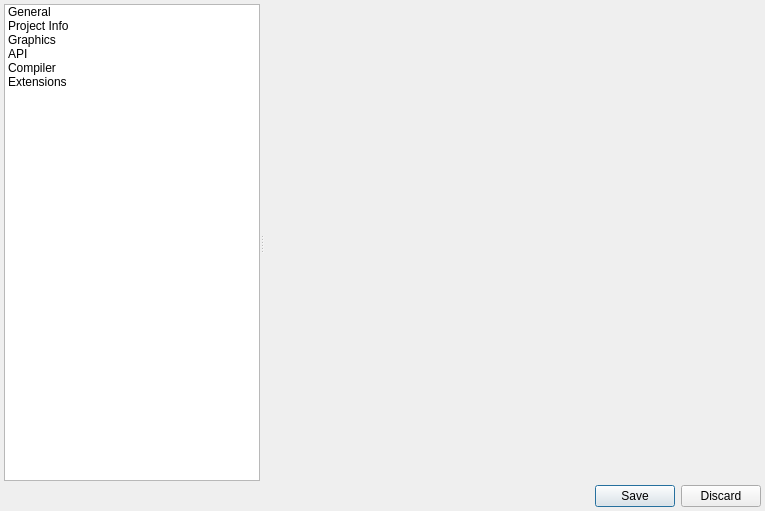
Old version of the form Editors/SettingsEditor.ui in the repository enigma-dev/RadialGM.
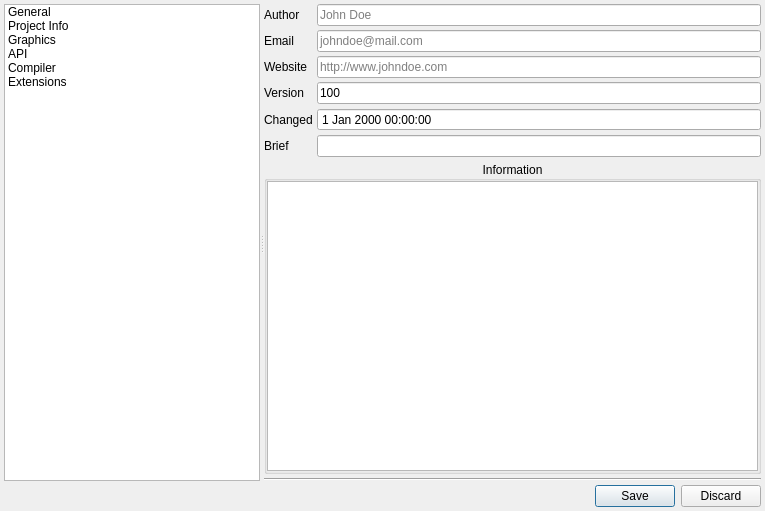
New version of the form. The open tabs and pages were chosen to show the change. Icons and pictures are not drawn.

Commit message: mockup the project info settings page

```diff
--- a/Editors/SettingsEditor.ui
+++ b/Editors/SettingsEditor.ui
@@ -93,6 +93,169 @@
        </sizepolicy>
       </property>
       <widget class="QWidget" name="emptyPage"/>
+      <widget class="QWidget" name="projectInfoPage">
+       <layout class="QFormLayout" name="formLayout_2">
+        <property name="horizontalSpacing">
+         <number>4</number>
+        </property>
+        <property name="verticalSpacing">
+         <number>4</number>
+        </property>
+        <property name="leftMargin">
+         <number>0</number>
+        </property>
+        <property name="topMargin">
+         <number>0</number>
+        </property>
+        <property name="rightMargin">
+         <number>0</number>
+        </property>
+        <property name="bottomMargin">
+         <number>0</number>
+        </property>
+        <item row="0" column="0">
+         <widget class="QLabel" name="label">
+          <property name="text">
+           <string>Author</string>
+          </property>
+         </widget>
+        </item>
+        <item row="1" column="0">
+         <widget class="QLabel" name="label_2">
+          <property name="text">
+           <string>Email</string>
+          </property>
+         </widget>
+        </item>
+        <item row="0" column="1">
+         <widget class="QLineEdit" name="lineEdit">
+          <property name="inputMask">
+           <string/>
+          </property>
+          <property name="text">
+           <string/>
+          </property>
+          <property name="frame">
+           <bool>true</bool>
+          </property>
+          <property name="placeholderText">
+           <string>John Doe</string>
+          </property>
+         </widget>
+        </item>
+        <item row="1" column="1">
+         <widget class="QLineEdit" name="lineEdit_2">
+          <property name="placeholderText">
+           <string>johndoe@mail.com</string>
+          </property>
+         </widget>
+        </item>
+        <item row="8" column="0" colspan="2">
+         <widget class="Line" name="line">
+          <property name="orientation">
+           <enum>Qt::Horizontal</enum>
+          </property>
+         </widget>
+        </item>
+        <item row="3" column="0">
+         <widget class="QLabel" name="label_4">
+          <property name="text">
+           <string>Version</string>
+          </property>
+         </widget>
+        </item>
+        <item row="5" column="0">
+         <widget class="QLabel" name="label_5">
+          <property name="text">
+           <string>Brief</string>
+          </property>
+         </widget>
+        </item>
+        <item row="2" column="0">
+         <widget class="QLabel" name="label_3">
+          <property name="text">
+           <string>Website</string>
+          </property>
+         </widget>
+        </item>
+        <item row="2" column="1">
+         <widget class="QLineEdit" name="lineEdit_3">
+          <property name="placeholderText">
+           <string>http://www.johndoe.com</string>
+          </property>
+         </widget>
+        </item>
+        <item row="3" column="1">
+         <widget class="QLineEdit" name="lineEdit_4">
+          <property name="text">
+           <string>100</string>
+          </property>
+         </widget>
+        </item>
+        <item row="5" column="1">
+         <widget class="QLineEdit" name="lineEdit_5"/>
+        </item>
+        <item row="7" column="0" colspan="2">
+         <widget class="QGroupBox" name="groupBox_3">
+          <property name="sizePolicy">
+           <sizepolicy hsizetype="Preferred" vsizetype="Preferred">
+            <horstretch>0</horstretch>
+            <verstretch>1</verstretch>
+           </sizepolicy>
+          </property>
+          <property name="title">
+           <string>Information</string>
+          </property>
+          <property name="alignment">
+           <set>Qt::AlignCenter</set>
+          </property>
+          <property name="flat">
+           <bool>true</bool>
+          </property>
+          <layout class="QVBoxLayout" name="verticalLayout_5">
+           <property name="spacing">
+            <number>4</number>
+           </property>
+           <property name="leftMargin">
+            <number>0</number>
+           </property>
+           <property name="topMargin">
+            <number>0</number>
+           </property>
+           <property name="rightMargin">
+            <number>0</number>
+           </property>
+           <property name="bottomMargin">
+            <number>0</number>
+           </property>
+           <item>
+            <widget class="QPlainTextEdit" name="plainTextEdit"/>
+           </item>
+          </layout>
+         </widget>
+        </item>
+        <item row="4" column="0">
+         <widget class="QLabel" name="label_6">
+          <property name="text">
+           <string>Changed</string>
+          </property>
+         </widget>
+        </item>
+        <item row="4" column="1">
+         <widget class="QDateTimeEdit" name="dateTimeEdit">
+          <property name="enabled">
+           <bool>true</bool>
+          </property>
+          <property name="readOnly">
+           <bool>true</bool>
+          </property>
+          <property name="buttonSymbols">
+           <enum>QAbstractSpinBox::NoButtons</enum>
+          </property>
+         </widget>
+        </item>
+       </layout>
+      </widget>
       <widget class="QWidget" name="graphicsPage">
        <layout class="QVBoxLayout" name="verticalLayout_4" stretch="0,0,0">
         <property name="spacing">
```
Left out of the diff: 142 changed lines with no effect on the pictures. Lines whose indentation alone changed are shown as unchanged. The commit also changes 1 other file.
